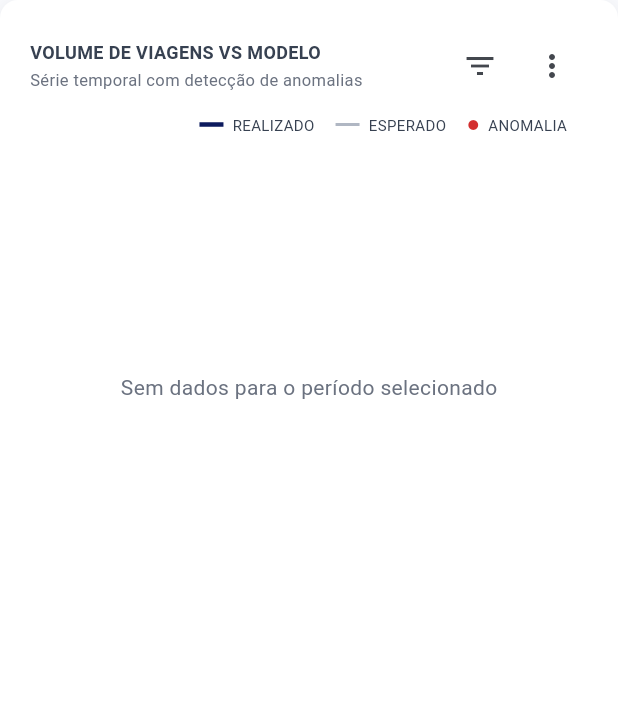
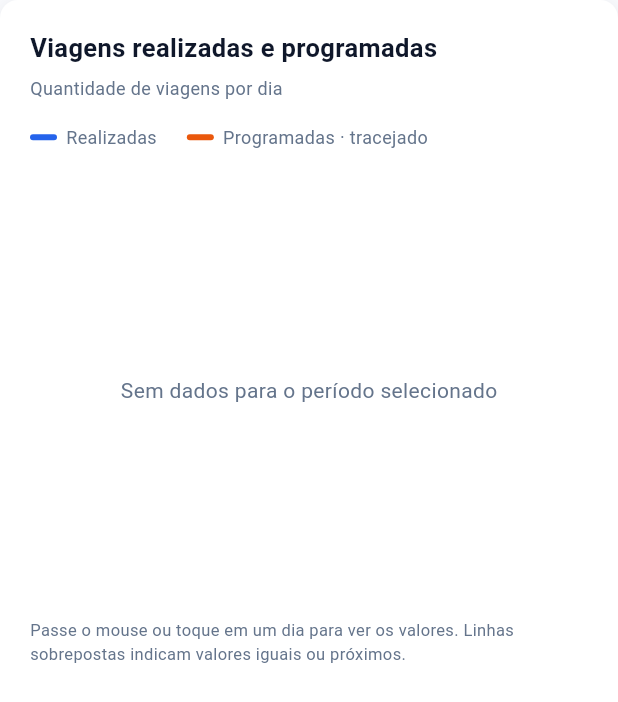
Before and after one commit to patrickara1206/projetosemob_2-semestre_2026, a Flutter app: the VolumeChart widget shown alone on an empty page, opened directly with empty values, on a phone screen of 412 x 824 dp. Shown: the top 702 px of the screen. Run offline on Flutter 3.47's test engine with Material 3 defaults, Android fonts, the light colour scheme and no system bars; our stand-ins replace file_picker, fl_chart, go_router.

Commit message:
feat: melhora grafico de viagens com legendas e detalhes interativos

```diff
--- a/lib/widgets/volume_chart.dart
+++ b/lib/widgets/volume_chart.dart
@@ -6,48 +6,130 @@ import '../models/dashboard_overview.dart';
 
 class VolumeChart extends StatelessWidget {
   final List<SeriePonto> serie;
-  const VolumeChart({super.key, required this.serie});
+
+  const VolumeChart({
+    super.key,
+    required this.serie,
+  });
+
+  static const azul = Color(0xFF2563EB);
+  static const laranja = Color(0xFFEA580C);
+  static const texto = Color(0xFF64748B);
+
+  String _numero(double valor) {
+    return valor.toStringAsFixed(0).replaceAllMapped(
+      RegExp(r'(\d)(?=(\d{3})+(?!\d))'),
+      (match) => '${match[1]}.',
+    );
+  }
+
+  Widget _legenda(Color cor, String titulo) {
+    return Row(
+      mainAxisSize: MainAxisSize.min,
+      children: [
+        Container(
+          width: 18,
+          height: 4,
+          decoration: BoxDecoration(
+            color: cor,
+            borderRadius: BorderRadius.circular(4),
+          ),
+        ),
+        const SizedBox(width: 6),
+        Text(
+          titulo,
+          style: const TextStyle(
+            fontSize: 12,
+            color: texto,
+          ),
+        ),
+      ],
+    );
+  }
 
   @override
   Widget build(BuildContext context) {
+    final totalRealizado = serie.fold<double>(
+      0,
+      (total, ponto) => total + ponto.realizado,
+    );
+
+    final totalProgramado = serie.fold<double>(
+      0,
+      (total, ponto) => total + ponto.esperado,
+    );
+
     return Container(
       padding: const EdgeInsets.all(20),
       decoration: cardDecoration(),
       child: Column(
         crossAxisAlignment: CrossAxisAlignment.start,
         children: [
-          Row(
-            children: [
-              const Expanded(
-                child: Column(
-                  crossAxisAlignment: CrossAxisAlignment.start,
-                  children: [
-                    Text('VOLUME DE VIAGENS VS MODELO',
-                        style: TextStyle(
-                            fontSize: 12,
-                            fontWeight: FontWeight.w700,
-                            color: Color(0xFF374151))),
-                    SizedBox(height: 2),
-                    Text('Série temporal com detecção de anomalias',
-                        style:
-                            TextStyle(fontSize: 11, color: AppColors.muted)),
-                  ],
+          const Text(
+            'Viagens realizadas e programadas',
+            style: TextStyle(
+              fontSize: 17,
+              fontWeight: FontWeight.w700,
+              color: Color(0xFF0F172A),
+            ),
+          ),
+          const SizedBox(height: 6),
+          const Text(
+            'Quantidade de viagens por dia',
+            style: TextStyle(
+              fontSize: 12,
+              color: texto,
+            ),
+          ),
+          if (serie.isNotEmpty) ...[
+            const SizedBox(height: 16),
+            Container(
+              width: double.infinity,
+              padding: const EdgeInsets.all(12),
+              decoration: BoxDecoration(
+                color: const Color(0xFFF1F5F9),
+                borderRadius: BorderRadius.circular(12),
+              ),
+              child: Text(
+                'No período: ${_numero(totalRealizado)} realizadas'
+                ' de ${_numero(totalProgramado)} programadas',
+                style: const TextStyle(
+                  fontSize: 13,
+                  fontWeight: FontWeight.w600,
+                  color: Color(0xFF334155),
                 ),
               ),
-              IconButton(icon: const Icon(Icons.filter_list), onPressed: () {}),
-              IconButton(icon: const Icon(Icons.more_vert), onPressed: () {}),
+            ),
+          ],
+          const SizedBox(height: 16),
+          Wrap(
+            spacing: 20,
+            runSpacing: 8,
+            children: [
+              _legenda(azul, 'Realizadas'),
+              _legenda(laranja, 'Programadas · tracejado'),
             ],
           ),
-          const SizedBox(height: 8),
-          const Align(alignment: Alignment.centerRight, child: _Legend()),
-          const SizedBox(height: 8),
+          const SizedBox(height: 20),
           SizedBox(
-            height: 320,
+            height: 280,
             child: serie.isEmpty
                 ? const Center(
-                    child: Text('Sem dados para o período selecionado',
-                        style: TextStyle(color: AppColors.muted)))
+                    child: Text(
+                      'Sem dados para o período selecionado',
+                      style: TextStyle(color: texto),
+                    ),
+                  )
                 : _buildChart(),
+          ),
+          const SizedBox(height: 12),
+          const Text(
+            'Passe o mouse ou toque em um dia para ver os valores.'
+            ' Linhas sobrepostas indicam valores iguais ou próximos.',
+            style: TextStyle(
+              fontSize: 11,
+              color: texto,
+            ),
           ),
         ],
       ),
@@ -55,118 +137,178 @@ class VolumeChart extends StatelessWidget {
   }
 
   Widget _buildChart() {
-    final realizado = <FlSpot>[];
-    final esperado = <FlSpot>[];
+    final realizados = <FlSpot>[];
+    final programados = <FlSpot>[];
+    double maiorValor = 0;
+
     for (var i = 0; i < serie.length; i++) {
-      realizado.add(FlSpot(i.toDouble(), serie[i].realizado));
-      esperado.add(FlSpot(i.toDouble(), serie[i].esperado));
+      final ponto = serie[i];
+
+      realizados.add(
+        FlSpot(i.toDouble(), ponto.realizado),
+      );
+
+      programados.add(
+        FlSpot(i.toDouble(), ponto.esperado),
+      );
+
+      if (ponto.realizado > maiorValor) {
+        maiorValor = ponto.realizado;
+      }
+
+      if (ponto.esperado > maiorValor) {
+        maiorValor = ponto.esperado;
+      }
     }
-    final interval = serie.length <= 6 ? 1.0 : (serie.length / 6).ceilToDouble();
+
+    final intervaloY = maiorValor <= 10
+        ? 2.0
+        : maiorValor <= 100
+            ? 20.0
+            : maiorValor <= 500
+                ? 100.0
+                : (maiorValor / 5 / 100).ceil() * 100.0;
+
+    final maxY = maiorValor == 0
+        ? intervaloY * 5
+        : (maiorValor / intervaloY).ceil() * intervaloY
+            + intervaloY;
+
+    final intervaloX = serie.length <= 6
+        ? 1.0
+        : ((serie.length - 1) / 5).ceilToDouble();
 
     return LineChart(
       LineChartData(
+        minX: 0,
+        maxX: serie.length == 1
+            ? 1.0
+            : (serie.length - 1).toDouble(),
         minY: 0,
+        maxY: maxY,
         borderData: FlBorderData(show: false),
         gridData: FlGridData(
           show: true,
           drawVerticalLine: false,
-          getDrawingHorizontalLine: (_) =>
-              const FlLine(color: AppColors.border, strokeWidth: 1),
+          horizontalInterval: intervaloY,
+          getDrawingHorizontalLine: (_) => const FlLine(
+            color: Color(0xFFE2E8F0),
+            strokeWidth: 1,
+            dashArray: [4, 4],
+          ),
         ),
         titlesData: FlTitlesData(
-          topTitles: const AxisTitles(sideTitles: SideTitles(showTitles: false)),
-          rightTitles:
-              const AxisTitles(sideTitles: SideTitles(showTitles: false)),
+          topTitles: const AxisTitles(
+            sideTitles: SideTitles(showTitles: false),
+          ),
+          rightTitles: const AxisTitles(
+            sideTitles: SideTitles(showTitles: false),
+          ),
           leftTitles: AxisTitles(
             sideTitles: SideTitles(
               showTitles: true,
-              reservedSize: 44,
-              getTitlesWidget: (v, meta) => Text(
-                v >= 1000 ? '${(v / 1000).toStringAsFixed(1)}k' : '${v.toInt()}',
-                style: const TextStyle(fontSize: 10, color: AppColors.muted),
-              ),
+              interval: intervaloY,
+              reservedSize: 52,
+              getTitlesWidget: (valor, meta) {
+                return Text(
+                  _numero(valor),
+                  style: const TextStyle(
+                    fontSize: 11,
+                    color: texto,
+                  ),
+                );
+              },
             ),
           ),
           bottomTitles: AxisTitles(
             sideTitles: SideTitles(
               showTitles: true,
-              interval: interval,
-              getTitlesWidget: (v, meta) {
-                final i = v.toInt();
-                if (i < 0 || i >= serie.length) return const SizedBox();
+              interval: intervaloX,
+              reservedSize: 34,
+              getTitlesWidget: (valor, meta) {
+                final indice = valor.round();
+
+                if ((valor - indice).abs() > 0.001 ||
+                    indice < 0 ||
+                    indice >= serie.length) {
+                  return const SizedBox.shrink();
+                }
+
                 return Padding(
-                  padding: const EdgeInsets.only(top: 8),
-                  child: Text(serie[i].rotulo,
-                      style: const TextStyle(
-                          fontSize: 10, color: AppColors.muted)),
+                  padding: const EdgeInsets.only(top: 10),
+                  child: Text(
+                    serie[indice].rotulo,
+                    style: const TextStyle(
+                      fontSize: 11,
+                      color: texto,
+                    ),
+                  ),
                 );
               },
             ),
           ),
         ),
+        lineTouchData: LineTouchData(
+          enabled: true,
+          touchTooltipData: LineTouchTooltipData(
+            getTooltipColor: (_) => const Color(0xFF0F172A),
+            fitInsideHorizontally: true,
+            fitInsideVertically: true,
+            maxContentWidth: 220,
+            getTooltipItems: (pontos) {
+              return pontos.map((ponto) {
+                final indice = ponto.x.round();
+                final titulo = ponto.barIndex == 0
+                    ? 'Realizadas'
+                    : 'Programadas';
+
+                return LineTooltipItem(
+                  '${serie[indice].rotulo}'
+                  ' · $titulo: ${_numero(ponto.y)}',
+                  const TextStyle(
+                    color: Colors.white,
+                    fontSize: 12,
+                    fontWeight: FontWeight.w600,
+                  ),
+                );
+              }).toList();
+            },
+          ),
+        ),
         lineBarsData: [
-          // Esperado (modelo)
           LineChartBarData(
-            spots: esperado,
-            isCurved: true,
-            color: const Color(0xFFB0B7C3),
-            barWidth: 1.5,
-            dashArray: [6, 4],
-            dotData: const FlDotData(show: false),
-          ),
-          // Realizado + pontos de anomalia
-          LineChartBarData(
-            spots: realizado,
-            isCurved: true,
-            color: AppColors.navy,
+            spots: realizados,
+            isCurved: false,
+            color: azul,
             barWidth: 3,
             belowBarData: BarAreaData(
               show: true,
-              color: AppColors.navy.withOpacity(0.04),
+              color: azul.withOpacity(0.07),
             ),
             dotData: FlDotData(
               show: true,
-              checkToShowDot: (spot, _) => serie[spot.x.toInt()].anomalia,
-              getDotPainter: (spot, percent, bar, index) =>
-                  FlDotCirclePainter(
-                radius: 5,
-                color: AppColors.red,
-                strokeWidth: 2,
-                strokeColor: Colors.white,
-              ),
+              getDotPainter: (spot, percent, bar, index) {
+                return FlDotCirclePainter(
+                  radius: 2.5,
+                  color: azul,
+                  strokeWidth: 1,
+                  strokeColor: Colors.white,
+                );
+              },
             ),
+          ),
+          // Desenhada por cima para continuar visível
+          // quando os valores coincidem com os realizados.
+          LineChartBarData(
+            spots: programados,
+            isCurved: false,
+            color: laranja,
+            barWidth: 2,
+            dashArray: [6, 5],
+            dotData: const FlDotData(show: false),
           ),
         ],
       ),
     );
   }
 }
-
-class _Legend extends StatelessWidget {
-  const _Legend();
-
-  @override
-  Widget build(BuildContext context) {
-    Widget item(Widget mark, String text) => Row(
-          mainAxisSize: MainAxisSize.min,
-          children: [
-            mark,
-            const SizedBox(width: 6),
-            Text(text,
-                style: const TextStyle(fontSize: 10, color: Color(0xFF374151))),
-            const SizedBox(width: 14),
-          ],
-        );
-
-    return Wrap(
-      children: [
-        item(Container(width: 16, height: 3, color: AppColors.navy),
-            'REALIZADO'),
-        item(Container(width: 16, height: 2, color: const Color(0xFFB0B7C3)),
-            'ESPERADO'),
-        item(
-            const Icon(Icons.circle, size: 8, color: AppColors.red), 'ANOMALIA'),
-      ],
-    );
-  }
-}
```
